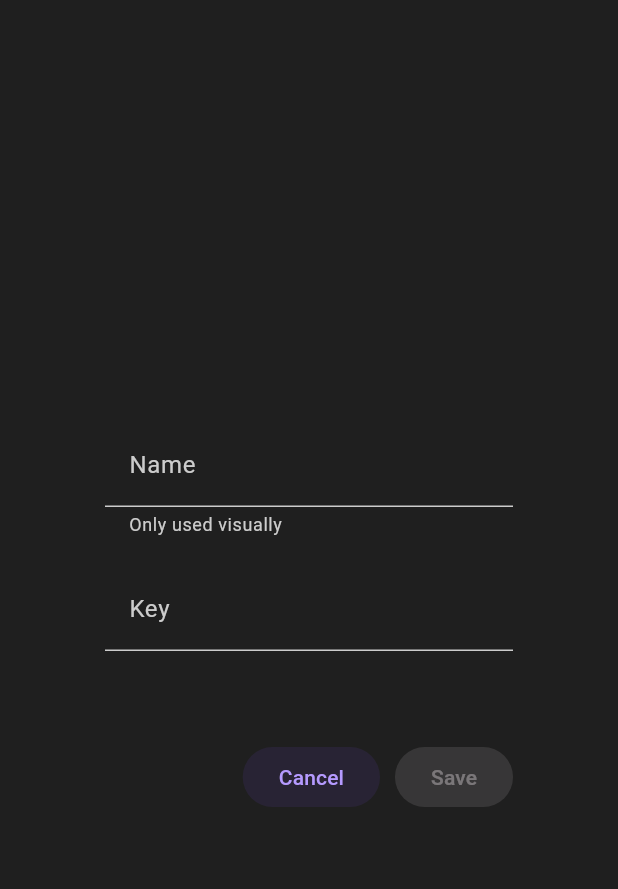
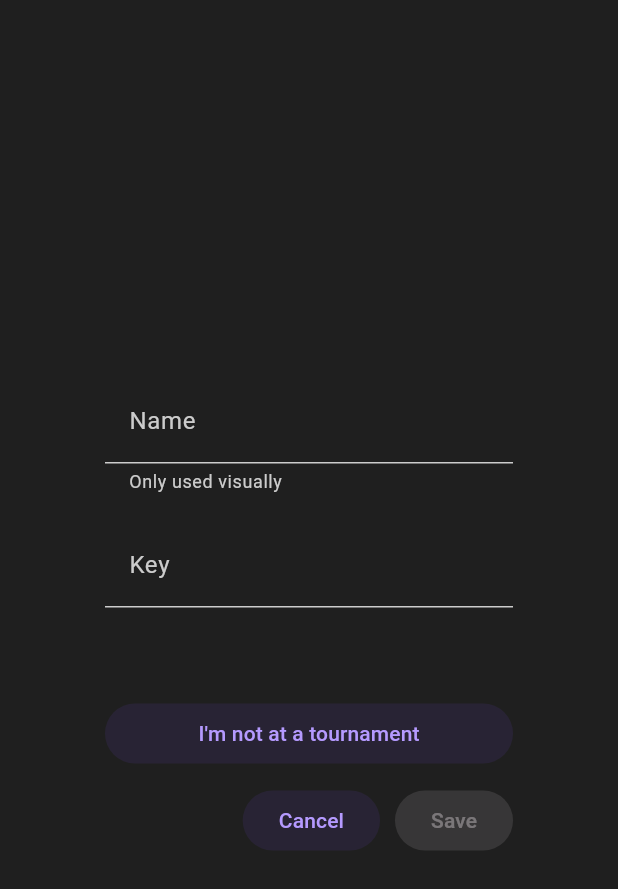
Before and after one commit to HighlanderRobotics/scouting_dashboard_app, a Flutter app: the ManualTournamentInputDialog widget shown alone on an empty page, opened directly with empty values, on a phone screen of 412 x 824 dp. Shown: the top 889 px of the screen. Run offline on Flutter 3.47's test engine with Material 3 defaults, Android fonts, the phone set to English and light mode, and no system bars; our stand-ins replace dropdown_search, fl_chart, flutter_svg, shared_preferences, skeletons; missing offline and left inert: auth0_flutter, chips_input, custom_qr_generator, duration, flutter_syntax_view, frc_8033_scouting_shared and 2 more; accounts and stored records are empty; network calls fail.

Commit message:
Add "I'm not at a tournament" option to settings page when tournaments fail to load

```diff
--- a/lib/reusable/tournament_key_picker.dart
+++ b/lib/reusable/tournament_key_picker.dart
@@ -195,7 +195,7 @@ class ManualTournamentInputDialog extends StatefulWidget {
     required this.onSubmit,
   });
 
-  final dynamic Function(Tournament) onSubmit;
+  final dynamic Function(Tournament?) onSubmit;
 
   @override
   State<ManualTournamentInputDialog> createState() =>
@@ -239,6 +239,14 @@ class _ManualTournamentInputDialogState
                       : "Must include the year, i.e. 2023cafr"),
             ),
             const SizedBox(height: 60),
+            FilledButton.tonal(
+              onPressed: () {
+                widget.onSubmit(null);
+                Navigator.of(context).pop();
+              },
+              child: const Text("I'm not at a tournament"),
+            ),
+            const SizedBox(height: 10),
             Row(
               mainAxisAlignment: MainAxisAlignment.end,
               children: [
```
